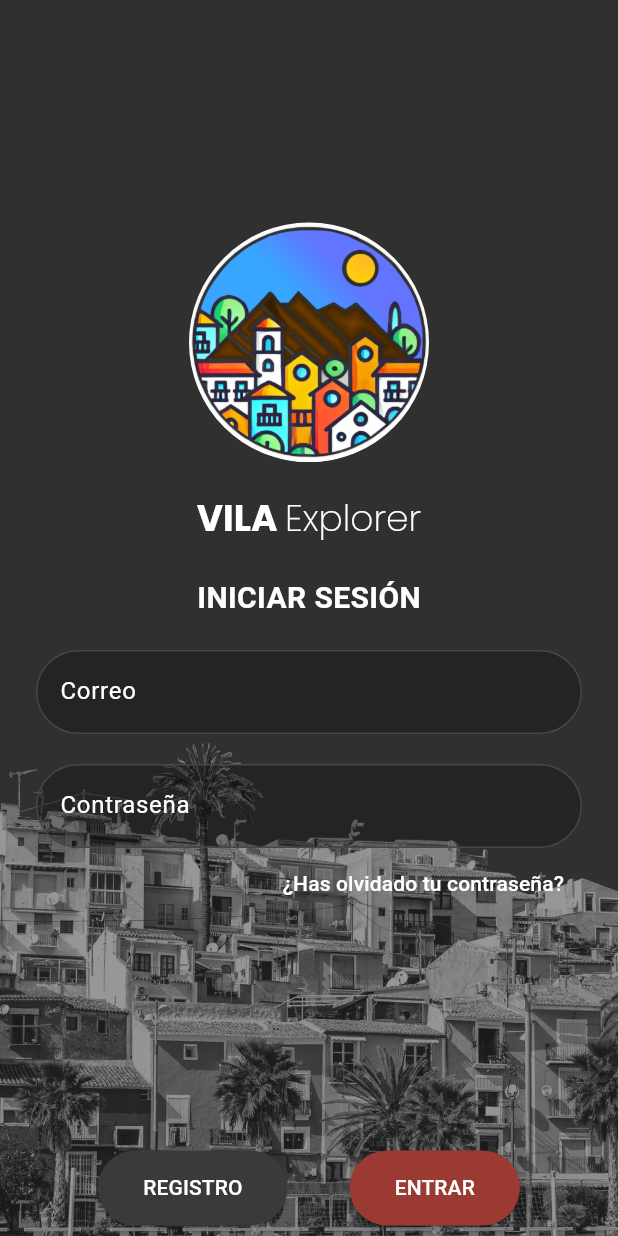
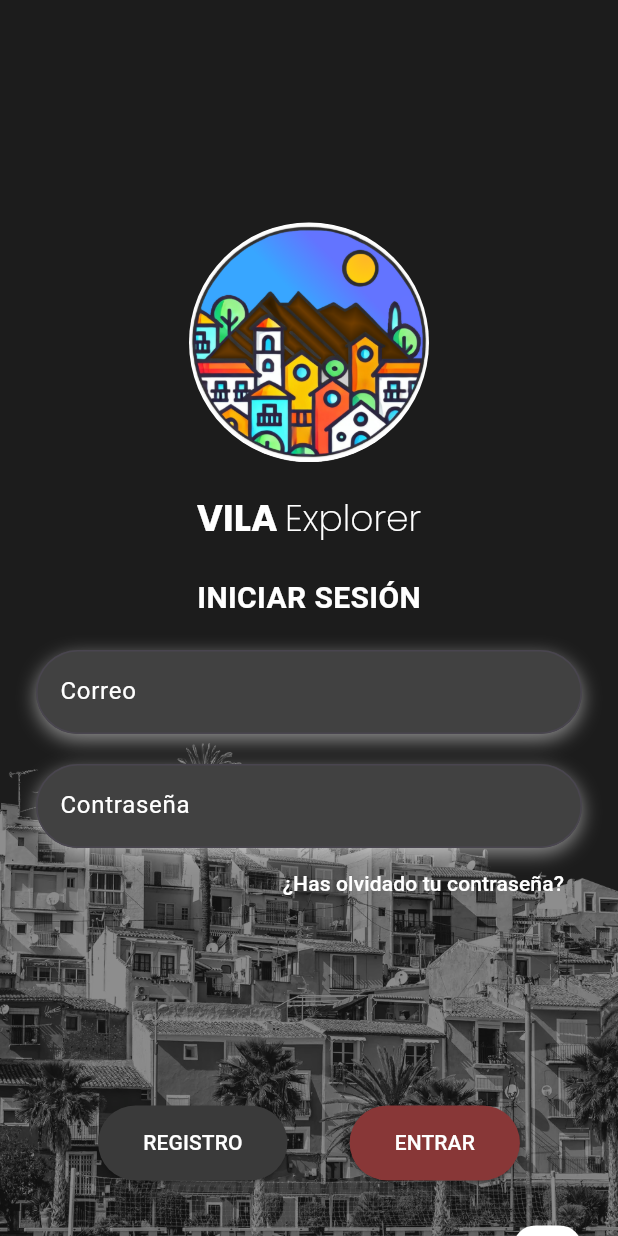
Before and after one commit to christian1dam/vilaexplorer, a Flutter app: the screen it shows after launch, on a phone screen of 412 x 824 dp. Run offline on Flutter 3.47's test engine with Material 3 defaults, Android fonts, the phone set to English and light mode, and no system bars.

Commit message:
Pequeño ajuste en colores conforme a nuestra paleta

```diff
--- a/lib/src/pages/login_page.dart
+++ b/lib/src/pages/login_page.dart
@@ -37,7 +37,7 @@ class _LoginPageState extends State<LoginPage> with SingleTickerProviderStateMix
   @override
   Widget build(BuildContext context) {
     return Scaffold(
-      backgroundColor: Colors.grey[850],
+      backgroundColor: Color.fromARGB(255, 28, 28, 28),
       resizeToAvoidBottomInset: false, // Ajuste realizado aquí
       body: Stack(
         children: [
@@ -128,7 +128,7 @@ class _LoginPageState extends State<LoginPage> with SingleTickerProviderStateMix
                 ),
 
                 // Espacio desde el fondo del 10%
-                const SizedBox(height: 30),
+                //const SizedBox(height: 30),
 
                 // Espacio superior del 30% de la pantalla
                 SizedBox(height: MediaQuery.of(context).size.height * 0.15),
@@ -150,7 +150,7 @@ class _LoginPageState extends State<LoginPage> with SingleTickerProviderStateMix
                     ),
                     ElevatedButton(
                       style: ElevatedButton.styleFrom(
-                        backgroundColor: const Color.fromARGB(255, 155, 58, 51),
+                        backgroundColor: const Color.fromARGB(255, 136, 55, 55),
                         padding: const EdgeInsets.symmetric(horizontal: 30, vertical: 15),
                       ),
                       onPressed: () {},
@@ -189,18 +189,31 @@ class _LoginPageState extends State<LoginPage> with SingleTickerProviderStateMix
   }
 
   Widget _buildTextField(String label, bool isPassword) {
-    return TextField(
+  return Container(
+    decoration: BoxDecoration(
+      boxShadow: [
+        BoxShadow(
+          color: Colors.white.withOpacity(0.5), // Sombra blanca
+          blurRadius: 10, // Desenfoque
+          offset: Offset(0, 4), // Desplazamiento horizontal y vertical de la sombra
+        ),
+      ],
+      borderRadius: BorderRadius.circular(30), // El mismo radio que el TextField
+    ),
+    child: TextField(
       obscureText: isPassword,
       decoration: InputDecoration(
         labelText: label,
         labelStyle: const TextStyle(color: Colors.white),
         filled: true,
-        fillColor: Colors.black26,
+        fillColor: Color.fromARGB(255, 65, 65, 65), // Fondo semitransparente
         border: OutlineInputBorder(
           borderRadius: BorderRadius.circular(30),
         ),
       ),
       style: const TextStyle(color: Colors.white),
-    );
-  }
+    ),
+  );
 }
+
+}
--- a/lib/src/pages/splash_page.dart
+++ b/lib/src/pages/splash_page.dart
@@ -26,7 +26,7 @@ class _SplashPageState extends State<SplashPage> {
   @override
   Widget build(BuildContext context) {
     return Scaffold(
-      backgroundColor: Colors.grey[850], // Fondo gris oscuro
+      backgroundColor: Color.fromARGB(255, 28, 28, 28), // Fondo gris oscuro
       body: Stack(
         children: [
           // Imagen de fondo en la parte inferior
```
